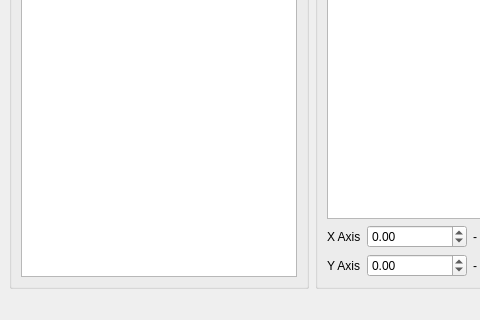
ultradr3mer/Graphitty, file Graphitty/mainview.ui: the form before one commit; both pictures show x 0 to 480 and y 364 to 684 of the 1228 by 684 pixel window.
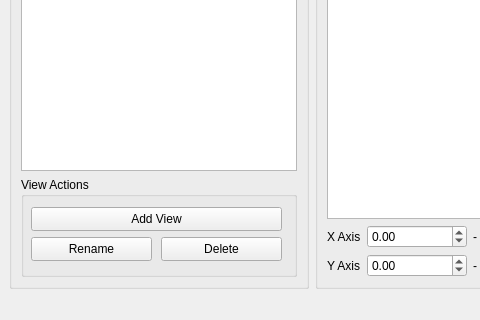
The form after the commit. Custom widgets are drawn as their Qt base class.

Commit message: refactored mainviewmodel to support chartLists

```diff
--- a/Graphitty/mainview.ui
+++ b/Graphitty/mainview.ui
@@ -282,7 +282,7 @@
       <property name="minimumSize">
        <size>
         <width>300</width>
-        <height>0</height>
+        <height>400</height>
        </size>
       </property>
       <property name="maximumSize">
@@ -296,7 +296,78 @@
       </property>
       <layout class="QGridLayout" name="gridLayout_6">
        <item row="0" column="0">
-        <widget class="QListWidget" name="listWidget"/>
+        <widget class="QListView" name="sheetViews">
+         <property name="sizePolicy">
+          <sizepolicy hsizetype="Expanding" vsizetype="Expanding">
+           <horstretch>0</horstretch>
+           <verstretch>0</verstretch>
+          </sizepolicy>
+         </property>
+        </widget>
+       </item>
+       <item row="1" column="0">
+        <widget class="QGroupBox" name="groupBox_3">
+         <property name="sizePolicy">
+          <sizepolicy hsizetype="Preferred" vsizetype="Minimum">
+           <horstretch>0</horstretch>
+           <verstretch>0</verstretch>
+          </sizepolicy>
+         </property>
+         <property name="minimumSize">
+          <size>
+           <width>0</width>
+           <height>100</height>
+          </size>
+         </property>
+         <property name="maximumSize">
+          <size>
+           <width>300</width>
+           <height>16777215</height>
+          </size>
+         </property>
+         <property name="title">
+          <string>View Actions</string>
+         </property>
+         <widget class="QPushButton" name="viewAdd">
+          <property name="geometry">
+           <rect>
+            <x>10</x>
+            <y>30</y>
+            <width>251</width>
+            <height>24</height>
+           </rect>
+          </property>
+          <property name="text">
+           <string>Add View</string>
+          </property>
+         </widget>
+         <widget class="QPushButton" name="viewRename">
+          <property name="geometry">
+           <rect>
+            <x>10</x>
+            <y>60</y>
+            <width>121</width>
+            <height>24</height>
+           </rect>
+          </property>
+          <property name="text">
+           <string>Rename</string>
+          </property>
+         </widget>
+         <widget class="QPushButton" name="viewDelete">
+          <property name="geometry">
+           <rect>
+            <x>140</x>
+            <y>60</y>
+            <width>121</width>
+            <height>24</height>
+           </rect>
+          </property>
+          <property name="text">
+           <string>Delete</string>
+          </property>
+         </widget>
+        </widget>
        </item>
       </layout>
      </widget>
```
The commit also changes 5 other files.
